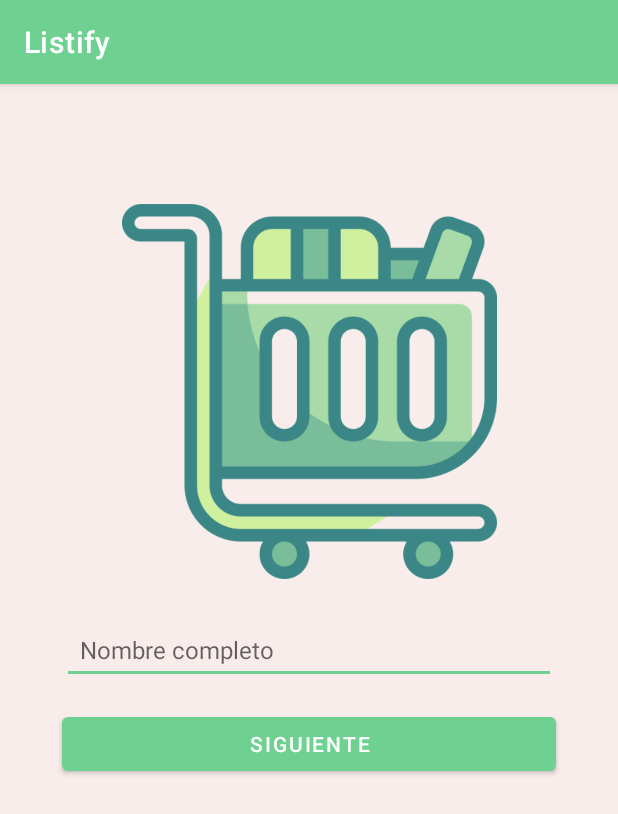
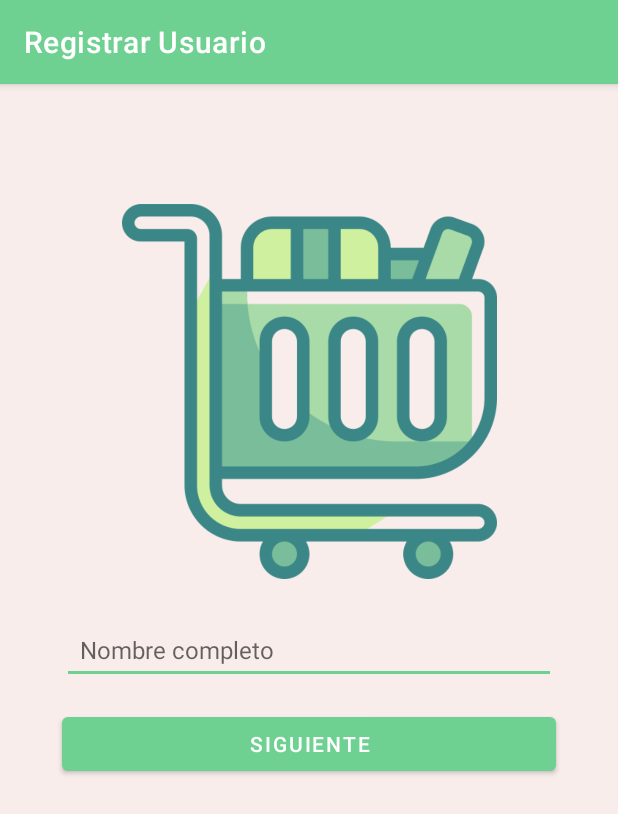
Before and after one commit to EstebanColoradoGonzalez/Listify, an Android app: the screen it shows after launch (RegisterActivity before the commit, MainActivity after it), on a phone screen of 412 x 824 dp. Shown: the top 814 px of the screen. Run offline under Robolectric (Android 15) with nearby library versions, the light colour scheme and no system bars; our stand-ins replace Room's generated code, navigation-ui.

Commit message:
Refactor: Migrate to a single-activity architecture

```diff
--- a/app/build.gradle.kts
+++ b/app/build.gradle.kts
@@ -2,6 +2,7 @@ plugins {
     alias(libs.plugins.android.application)
     alias(libs.plugins.kotlin.android)
     id("com.google.devtools.ksp")
+    id("androidx.navigation.safeargs.kotlin")
 }
 
 android {
@@ -57,4 +58,7 @@ dependencies {
     implementation(libs.androidx.activity.ktx)
     implementation(libs.androidx.lifecycle.viewmodel.ktx)
     implementation(libs.androidx.lifecycle.livedata.ktx)
+
+    implementation(libs.androidx.navigation.fragment.ktx)
+    implementation(libs.androidx.navigation.ui.ktx)
 }
--- a/app/src/main/java/com/estebancoloradogonzalez/listify/utils/TextConstants.kt
+++ b/app/src/main/java/com/estebancoloradogonzalez/listify/utils/TextConstants.kt
@@ -5,5 +5,5 @@ object TextConstants {
     const val TABLE_BUDGET: String = "budget"
     const val COLUMN_VALUE: String = "value"
     const val USER: String = "user"
-    const val PARAM_USER_ID: String = "USER_ID"
+    const val PARAM_USER_ID: String = "userId"
 }
--- a/app/src/main/java/com/estebancoloradogonzalez/listify/view/MainActivity.kt
+++ b/app/src/main/java/com/estebancoloradogonzalez/listify/view/MainActivity.kt
@@ -1,24 +1,45 @@
 package com.estebancoloradogonzalez.listify.view
 
 import android.os.Bundle
+import androidx.activity.viewModels
 import androidx.appcompat.app.AppCompatActivity
-import android.content.Intent
-import androidx.activity.viewModels
+import androidx.navigation.NavController
+import androidx.navigation.fragment.NavHostFragment
+import androidx.navigation.ui.setupActionBarWithNavController
+import com.estebancoloradogonzalez.listify.R
+import com.estebancoloradogonzalez.listify.utils.TextConstants
 import com.estebancoloradogonzalez.listify.viewmodel.UserViewModel
 
 class MainActivity : AppCompatActivity() {
     private val userViewModel: UserViewModel by viewModels()
+    private lateinit var navController: NavController
 
     override fun onCreate(savedInstanceState: Bundle?) {
         super.onCreate(savedInstanceState)
+        setContentView(R.layout.activity_main)
+
+        val navHostFragment =
+            supportFragmentManager.findFragmentById(R.id.nav_host_fragment) as NavHostFragment
+        navController = navHostFragment.navController
+
+        setupActionBarWithNavController(navController)
 
         userViewModel.user.observe(this) { user ->
+            val graph = navController.navInflater.inflate(R.navigation.main_graph)
             if (user == null) {
-                startActivity(Intent(this, RegisterActivity::class.java))
+                graph.setStartDestination(R.id.registerFragment)
             } else {
-                startActivity(Intent(this, ShoppingListsActivity::class.java))
+                graph.setStartDestination(R.id.shoppingListsFragment)
+                graph.addArgument(TextConstants.PARAM_USER_ID, androidx.navigation.NavArgument.Builder()
+                    .setType(androidx.navigation.NavType.LongType)
+                    .setDefaultValue(user.id)
+                    .build())
             }
-            finish()
+            navController.setGraph(graph, null)
         }
     }
+
+    override fun onSupportNavigateUp(): Boolean {
+        return navController.navigateUp() || super.onSupportNavigateUp()
+    }
 }
--- /dev/null
+++ b/app/src/main/java/com/estebancoloradogonzalez/listify/view/RegisterFragment.kt
@@ -0,0 +1,47 @@
+package com.estebancoloradogonzalez.listify.view
+
+import android.os.Bundle
+import android.view.LayoutInflater
+import android.view.View
+import android.view.ViewGroup
+import androidx.fragment.app.Fragment
+import androidx.fragment.app.viewModels
+import androidx.navigation.fragment.findNavController
+import com.estebancoloradogonzalez.listify.databinding.FragmentRegisterBinding
+import com.estebancoloradogonzalez.listify.viewmodel.UserViewModel
+
+class RegisterFragment : Fragment() {
+    private var _binding: FragmentRegisterBinding? = null
+    private val binding get() = _binding!!
+    private val userViewModel: UserViewModel by viewModels()
+
+    override fun onCreateView(
+        inflater: LayoutInflater, container: ViewGroup?,
+        savedInstanceState: Bundle?
+    ): View {
+        _binding = FragmentRegisterBinding.inflate(inflater, container, false)
+        return binding.root
+    }
+
+    override fun onViewCreated(view: View, savedInstanceState: Bundle?) {
+        super.onViewCreated(view, savedInstanceState)
+
+        binding.btnNext.setOnClickListener {
+            val name = binding.etUserName.text.toString()
+
+            userViewModel.registerUser(name, { errorMessage ->
+                binding.tvErrorMessage.text = errorMessage
+                binding.tvErrorMessage.visibility = View.VISIBLE
+            }) { userId ->
+                binding.tvErrorMessage.visibility = View.GONE
+                val action = RegisterFragmentDirections.actionRegisterFragmentToUserBudgetFragment(userId)
+                findNavController().navigate(action)
+            }
+        }
+    }
+
+    override fun onDestroyView() {
+        super.onDestroyView()
+        _binding = null
+    }
+}
--- a/app/src/main/res/layout/activity_main.xml
+++ b/app/src/main/res/layout/activity_main.xml
@@ -1,9 +1,17 @@
 <?xml version="1.0" encoding="utf-8"?>
-<androidx.constraintlayout.widget.ConstraintLayout xmlns:android="http://schemas.android.com/apk/res/android"
+<androidx.constraintlayout.widget.ConstraintLayout
+    xmlns:android="http://schemas.android.com/apk/res/android"
     xmlns:app="http://schemas.android.com/apk/res-auto"
     xmlns:tools="http://schemas.android.com/tools"
-    android:id="@+id/main"
     android:layout_width="match_parent"
     android:layout_height="match_parent"
     tools:context=".view.MainActivity">
+
+    <androidx.fragment.app.FragmentContainerView
+        android:id="@+id/nav_host_fragment"
+        android:name="androidx.navigation.fragment.NavHostFragment"
+        android:layout_width="match_parent"
+        android:layout_height="match_parent"
+        app:defaultNavHost="true"
+        app:navGraph="@navigation/main_graph"/>
 </androidx.constraintlayout.widget.ConstraintLayout>
--- /dev/null
+++ b/app/src/main/res/layout/fragment_register.xml
@@ -0,0 +1,57 @@
+<?xml version="1.0" encoding="utf-8"?>
+<androidx.constraintlayout.widget.ConstraintLayout xmlns:android="http://schemas.android.com/apk/res/android"
+    xmlns:app="http://schemas.android.com/apk/res-auto"
+    xmlns:tools="http://schemas.android.com/tools"
+    android:layout_width="match_parent"
+    android:layout_height="match_parent"
+    tools:context=".view.RegisterFragment">
+
+    <ImageView
+        android:id="@+id/ivLogo"
+        android:layout_width="250dp"
+        android:layout_height="250dp"
+        android:layout_marginTop="80dp"
+        android:contentDescription="@string/logo_application"
+        android:src="@drawable/logo"
+        app:layout_constraintEnd_toEndOf="parent"
+        app:layout_constraintStart_toStartOf="parent"
+        app:layout_constraintTop_toTopOf="parent"
+        tools:srcCompat="@drawable/logo" />
+
+    <EditText
+        android:id="@+id/etUserName"
+        android:layout_width="0dp"
+        android:layout_height="wrap_content"
+        android:hint="@string/name_register_input"
+        android:inputType="textPersonName"
+        android:padding="12dp"
+        android:textSize="16sp"
+        android:layout_marginTop="24dp"
+        app:layout_constraintTop_toBottomOf="@id/ivLogo"
+        app:layout_constraintStart_toStartOf="parent"
+        app:layout_constraintEnd_toEndOf="parent"
+        app:layout_constraintWidth_percent="0.8" />
+
+    <TextView
+        android:id="@+id/tvErrorMessage"
+        android:layout_width="0dp"
+        android:layout_height="wrap_content"
+        android:textColor="@android:color/holo_red_dark"
+        android:textSize="14sp"
+        android:visibility="gone"
+        android:layout_marginTop="4dp"
+        app:layout_constraintTop_toBottomOf="@id/etUserName"
+        app:layout_constraintStart_toStartOf="@id/etUserName"
+        app:layout_constraintEnd_toEndOf="@id/etUserName"/>
+
+    <Button
+        android:id="@+id/btnNext"
+        android:layout_width="0dp"
+        android:layout_height="wrap_content"
+        android:layout_marginTop="16dp"
+        android:text="@string/next_button"
+        app:layout_constraintEnd_toEndOf="parent"
+        app:layout_constraintStart_toStartOf="parent"
+        app:layout_constraintTop_toBottomOf="@id/tvErrorMessage"
+        app:layout_constraintWidth_percent="0.8" />
+</androidx.constraintlayout.widget.ConstraintLayout>
--- /dev/null
+++ b/app/src/main/res/navigation/main_graph.xml
@@ -0,0 +1,36 @@
+<?xml version="1.0" encoding="utf-8"?>
+<navigation xmlns:android="http://schemas.android.com/apk/res/android"
+    xmlns:app="http://schemas.android.com/apk/res-auto"
+    xmlns:tools="http://schemas.android.com/tools"
+    android:id="@+id/main_graph"
+    app:startDestination="@id/registerFragment">
+    <fragment
+        android:id="@+id/registerFragment"
+        android:name="com.estebancoloradogonzalez.listify.view.RegisterFragment"
+        android:label="@string/fragment_register"
+        tools:layout="@layout/fragment_register" >
+        <action
+            android:id="@+id/action_registerFragment_to_userBudgetFragment"
+            app:destination="@id/userBudgetFragment" />
+    </fragment>
+    <fragment
+        android:id="@+id/userBudgetFragment"
+        android:name="com.estebancoloradogonzalez.listify.view.UserBudgetFragment"
+        android:label="@string/fragment_user_budget"
+        tools:layout="@layout/fragment_user_budget" >
+        <action
+            android:id="@+id/action_userBudgetFragment_to_shoppingListsFragment"
+            app:destination="@id/shoppingListsFragment" />
+        <argument android:name="userId"
+            app:argType="long" />
+    </fragment>
+    <fragment
+        android:id="@+id/shoppingListsFragment"
+        android:name="com.estebancoloradogonzalez.listify.view.ShoppingListsFragment"
+        android:label="@string/fragment_shopping_lists"
+        tools:layout="@layout/fragment_shopping_lists" >
+        <argument
+            android:name="userId"
+            app:argType="long" />
+    </fragment>
+</navigation>
--- a/app/src/main/res/values/strings.xml
+++ b/app/src/main/res/values/strings.xml
@@ -5,4 +5,8 @@
     <string name="name_register_input">Nombre completo</string>
     <string name="budget_register_input">Presupuesto mensual de compras</string>
     <string name="begin_input">Iniciar</string>
+    <string name="fragment_register">Registrar Usuario</string>
+    <string name="fragment_user_budget">Registrar Presupuesto</string>
+    <string name="fragment_shopping_lists">Listas de Compras</string>
+
 </resources>
--- a/build.gradle.kts
+++ b/build.gradle.kts
@@ -2,4 +2,5 @@ plugins {
     alias(libs.plugins.android.application) apply false
     alias(libs.plugins.kotlin.android) apply false
     id("com.google.devtools.ksp") version "2.0.21-1.0.27" apply false
+    id("androidx.navigation.safeargs.kotlin") version "2.8.9" apply false
 }
--- a/gradle/libs.versions.toml
+++ b/gradle/libs.versions.toml
@@ -11,6 +11,7 @@ lifecycleViewmodelKtx = "2.8.7"
 material = "1.10.0"
 activity = "1.8.0"
 constraintlayout = "2.1.4"
+navigationFragmentKtx = "2.8.9"
 roomCompiler = "2.5.0"
 roomRuntime = "2.6.1"
 
@@ -19,6 +20,8 @@ androidx-activity-ktx = { module = "androidx.activity:activity-ktx", version.ref
 androidx-core-ktx = { group = "androidx.core", name = "core-ktx", version.ref = "coreKtx" }
 androidx-lifecycle-livedata-ktx = { module = "androidx.lifecycle:lifecycle-livedata-ktx", version.ref = "lifecycleViewmodelKtx" }
 androidx-lifecycle-viewmodel-ktx = { module = "androidx.lifecycle:lifecycle-viewmodel-ktx", version.ref = "lifecycleViewmodelKtx" }
+androidx-navigation-fragment-ktx = { module = "androidx.navigation:navigation-fragment-ktx", version.ref = "navigationFragmentKtx" }
+androidx-navigation-ui-ktx = { module = "androidx.navigation:navigation-ui-ktx", version.ref = "navigationFragmentKtx" }
 androidx-room-compiler = { module = "androidx.room:room-compiler", version.ref = "roomRuntime" }
 androidx-room-compiler-v250 = { module = "androidx.room:room-compiler", version.ref = "roomCompiler" }
 androidx-room-ktx = { module = "androidx.room:room-ktx", version.ref = "roomRuntime" }
```
Also changed, not shown: app/src/main/java/com/estebancoloradogonzalez/listify/view/ShoppingListsFragment.kt (added, +18 -0 lines), app/src/main/java/com/estebancoloradogonzalez/listify/view/UserBudgetFragment.kt (added, +50 -0 lines), app/src/main/res/layout/fragment_shopping_lists.xml (added, +7 -0 lines), app/src/main/res/layout/fragment_user_budget.xml (added, +57 -0 lines).
